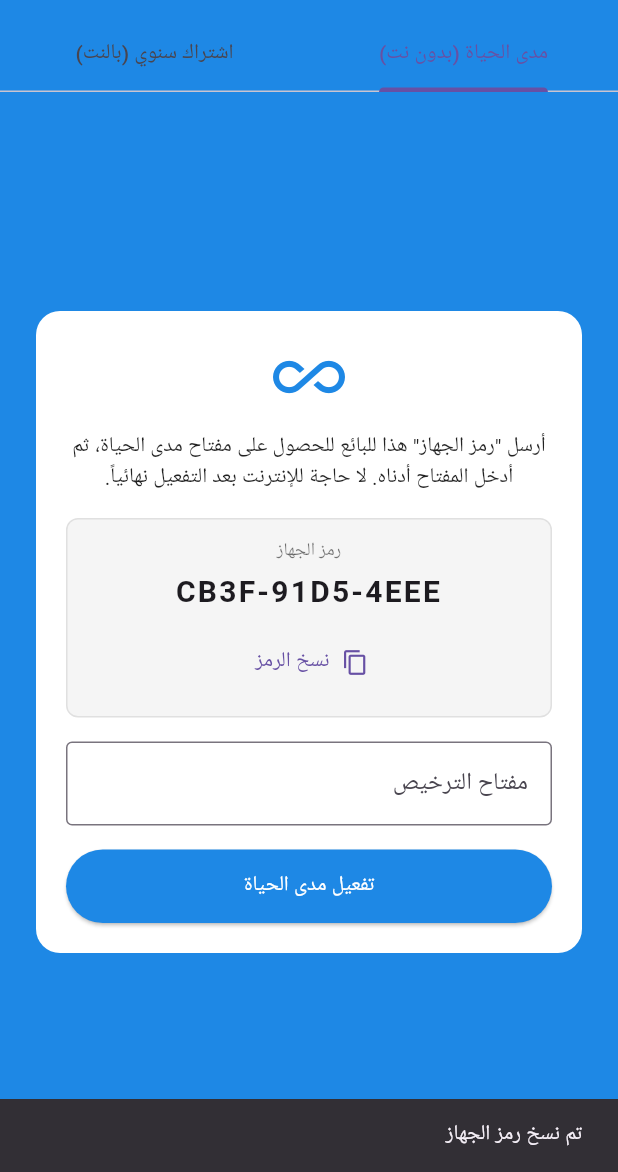
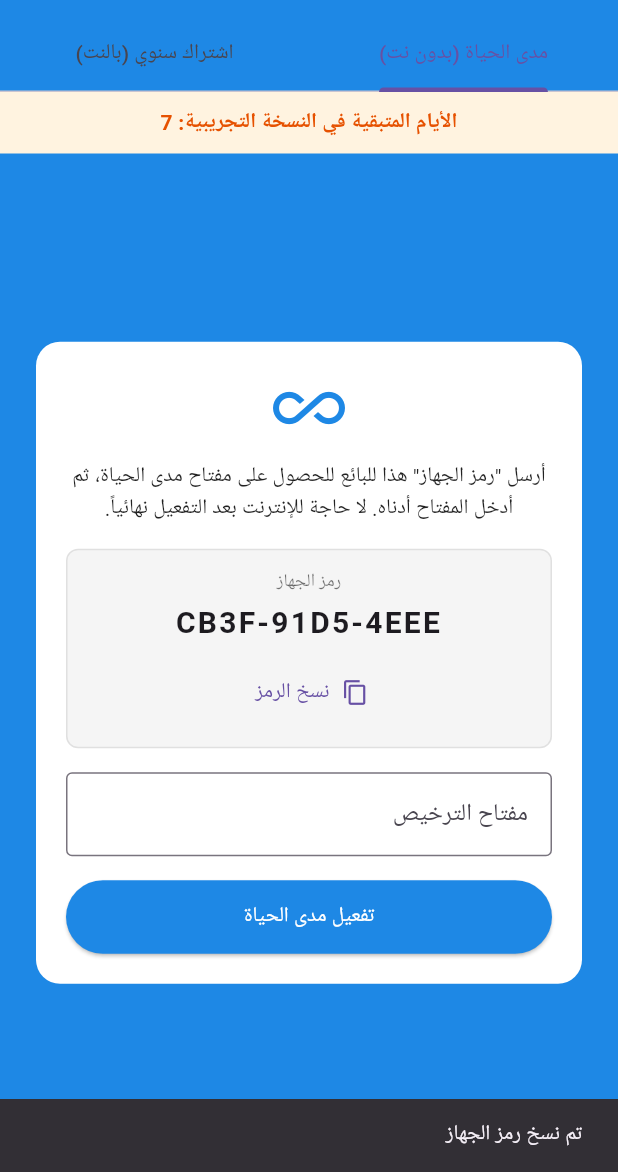
Before and after one commit to tarikesahihe-hub/zad-mobile-pos, a Flutter app: the LicenseActivationScreen screen opened directly, after a tap on "نسخ الرمز", on a phone screen of 412 x 824 dp, the part 64-1236 px from its top. Run offline on Flutter 3.47's test engine with Material 3 defaults, Android fonts, the phone set to English and light mode, and no system bars; our stand-ins replace audioplayers, connectivity_plus, device_info_plus, fl_chart, flutter_secure_storage, image_picker and 5 more; missing offline and left inert: mobile_scanner; accounts and stored records are empty; statements that could not run were skipped.

Commit message:
Add trial days remaining feature to activation screen

```diff
--- a/lib/screens/license/license_activation_screen.dart
+++ b/lib/screens/license/license_activation_screen.dart
@@ -19,12 +19,19 @@ class _LicenseActivationScreenState extends State<LicenseActivationScreen>
   String? _deviceCode;
   bool _loading = false;
   String? _error;
+  int? _trialDaysLeft;
 
   @override
   void initState() {
     super.initState();
     _tabController = TabController(length: 2, vsync: this);
     _loadDeviceCode();
+    _loadTrialInfo();
+  }
+
+  Future<void> _loadTrialInfo() async {
+    final remaining = await LicenseService().trialDaysRemaining();
+    if (mounted) setState(() => _trialDaysLeft = remaining);
   }
 
   Future<void> _loadDeviceCode() async {
@@ -100,16 +107,41 @@ class _LicenseActivationScreenState extends State<LicenseActivationScreen>
           ],
         ),
       ),
-      body: TabBarView(
-        controller: _tabController,
+      body: Column(
         children: [
-          _buildLifetimeTab(),
-          _buildSubscriptionTab(),
+          if (_trialDaysLeft != null)
+            Container(
+              width: double.infinity,
+              padding: const EdgeInsets.all(10),
+              color: _trialDaysLeft! > 0
+                  ? Colors.orange.shade50
+                  : Colors.red.shade50,
+              child: Text(
+                _trialDaysLeft! > 0
+                    ? 'الأيام المتبقية في النسخة التجريبية: $_trialDaysLeft'
+                    : 'انتهت الفترة التجريبية',
+                textAlign: TextAlign.center,
+                style: TextStyle(
+                  color: _trialDaysLeft! > 0
+                      ? Colors.orange.shade900
+                      : Colors.red,
+                  fontWeight: FontWeight.bold,
+                ),
+              ),
+            ),
+          Expanded(
+            child: TabBarView(
+              controller: _tabController,
+              children: [
+                _buildLifetimeTab(),
+                _buildSubscriptionTab(),
+              ],
+            ),
+          ),
         ],
       ),
     );
   }
-
   Widget _buildCard({required List<Widget> children}) {
     return SafeArea(
       child: Center(
```
